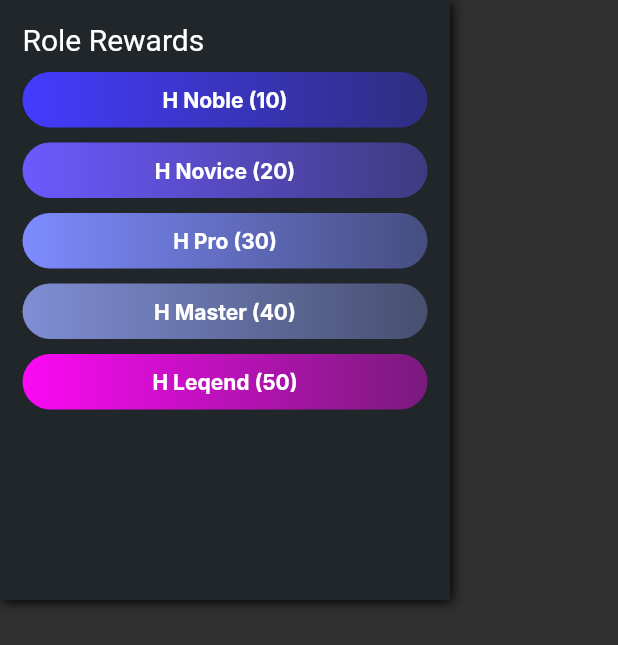
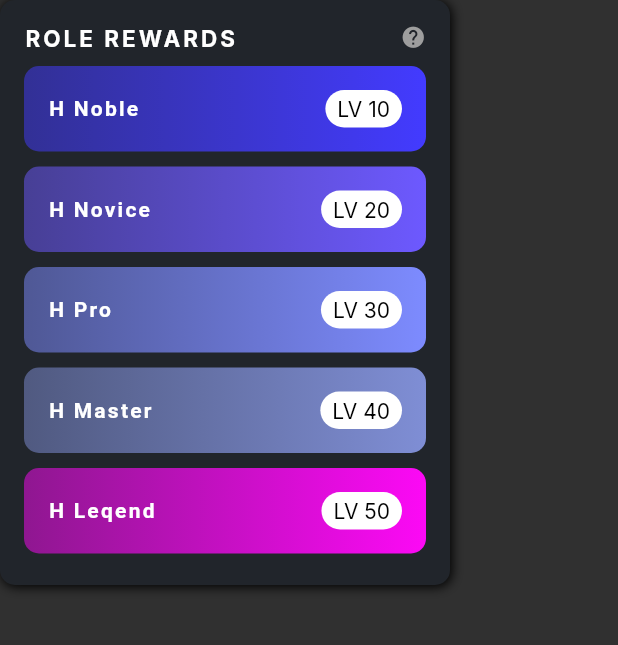
Before and after one commit to aytchee8/hee8-leaderboard-flutter, a Flutter app: the RoleRewards widget shown alone on an empty page, opened directly, on a phone screen of 412 x 824 dp. Shown: the top 645 px of the screen. Run offline on Flutter 3.47's test engine with Material 2 defaults, Android fonts, the phone set to English and light mode, and no system bars; our stand-ins replace google_fonts.

Commit message:
Updated role reward box

```diff
--- a/lib/widgets/role_banner.dart
+++ b/lib/widgets/role_banner.dart
@@ -2,35 +2,37 @@ import 'package:flutter/material.dart';
 import 'package:google_fonts/google_fonts.dart';
 
 class RoleBanner extends StatelessWidget {
+  final int level;
   final String name;
   final Color color;
+  List<Color> get gradient => [color.withOpacity(0.5), color];
 
-  const RoleBanner(this.name, this.color, {Key? key}) : super(key: key);
+  const RoleBanner({Key? key, required this.level, required this.name, required this.color}) : super(key: key);
 
   @override
   Widget build(BuildContext context) {
-    return Padding(
-      padding: const EdgeInsets.only(top: 10),
-      child: Container(
+    return Container(
+        padding: const EdgeInsets.all(16),
+        margin: const EdgeInsets.symmetric(vertical: 5),
         decoration: BoxDecoration(
-          gradient: LinearGradient(
-            begin: Alignment.centerLeft,
-            end: Alignment.centerRight,
-            colors: [
-              color,
-              color.withOpacity(0.4)
-            ]
-          ),
-          borderRadius: const BorderRadius.all(Radius.circular(30)),
+            borderRadius: BorderRadius.circular(10),
+            gradient: LinearGradient(colors: gradient)
         ),
-        child: Padding(
-          padding: const EdgeInsets.all(10),
-          child: Align(
-            alignment: Alignment.center,
-            child: Text(name, style: GoogleFonts.inter(fontWeight: FontWeight.bold)),
-          ),
-        ),
-      ),
+        child: Row(
+          mainAxisSize: MainAxisSize.min,
+          mainAxisAlignment: MainAxisAlignment.spaceBetween,
+          children: [
+            Text(name, style: const TextStyle(fontWeight: FontWeight.bold, letterSpacing: 1.5, /*fontFamily: "Roboto"*/)),
+            Container(
+              padding: const EdgeInsets.symmetric(vertical: 4, horizontal: 8),
+              decoration: BoxDecoration(
+                  color: Colors.white,
+                  borderRadius: BorderRadius.circular(99)
+              ),
+              child: Text("LV $level", style: GoogleFonts.inter(color: Colors.black),),
+            )
+          ],
+        )
     );
   }
 }
--- a/lib/widgets/role_rewards.dart
+++ b/lib/widgets/role_rewards.dart
@@ -1,39 +1,78 @@
 import 'package:flutter/material.dart';
+import 'package:google_fonts/google_fonts.dart';
 import 'package:hee8_lb/widgets/role_banner.dart';
 
 class RoleRewards extends StatelessWidget {
   const RoleRewards({Key? key}) : super(key: key);
 
+  final Color _bgColor = const Color(0xFF21252b);
+
   @override
   Widget build(BuildContext context) {
     return Container(
-      alignment: Alignment.centerLeft,
-      decoration: const BoxDecoration(
-        color: Color(0xff21262B),
+      width: 300,
+      padding: EdgeInsets.all(16),
+      decoration: BoxDecoration(
+        borderRadius: BorderRadius.circular(10),
+        color: _bgColor,
         boxShadow: [
           BoxShadow(
             color: Colors.black,
             offset: Offset(1.0, 1.0),
             blurRadius: 6.0,
           ),
+        ]
+      ),
+      child: Column(
+        crossAxisAlignment: CrossAxisAlignment.stretch,
+        mainAxisSize: MainAxisSize.min,
+        children: [
+          Row(
+            mainAxisSize: MainAxisSize.min,
+            mainAxisAlignment: MainAxisAlignment.spaceBetween,
+            children: [
+              Text("ROLE REWARDS", style: GoogleFonts.inter(fontWeight: FontWeight.bold, letterSpacing: 2, fontSize: 15)),
+              Tooltip(
+                  preferBelow: false,
+                  verticalOffset: 30,
+                  textStyle: TextStyle(color: Colors.white, fontSize: 15, fontWeight: FontWeight.normal),
+                  decoration: BoxDecoration(
+                      color: Colors.grey[900],
+                      borderRadius: BorderRadius.circular(5)
+                  ),
+                  message: "Send messaqes in the server to qain XP and receive roles!",
+                  child: const Icon(Icons.help, size: 17, color: Colors.grey)
+              )
+            ],
+          ),
+          const SizedBox(height: 5),
+          const RoleBanner(
+            level: 10,
+            name: "H Noble",
+            color: Color(0xFF433bff),
+          ),
+          const RoleBanner(
+            level: 20,
+            name: "H Novice",
+            color: Color(0xFF6d59ff),
+          ),
+          const RoleBanner(
+            level: 30,
+            name: "H Pro",
+            color: Color(0xFF7d8bff),
+          ),
+          const RoleBanner(
+            level: 40,
+            name: "H Master",
+            color: Color(0xFF7f8ed5),
+          ),
+          const RoleBanner(
+            level: 50,
+            name: "H Leqend",
+            color: Color(0xFFfc09f5),
+          ),
         ],
       ),
-      height: 400,
-      width: 300,
-      child: Padding(
-        padding: const EdgeInsets.all(15),
-        child: Column(
-          crossAxisAlignment: CrossAxisAlignment.start,
-          children: const [
-            Text("Role Rewards", style: TextStyle(fontSize: 20)),
-            RoleBanner("H Noble (10)", Color(0xFF433BFF)),
-            RoleBanner("H Novice (20)", Color(0xFF6D59FF)),
-            RoleBanner("H Pro (30)", Color(0xFF7D8BFF)),
-            RoleBanner("H Master (40)", Color(0xFF7F8ED5)),
-            RoleBanner("H Leqend (50)", Color(0xFFFC09F5))
-          ],
-        ),
-      )
     );
   }
 }
```
